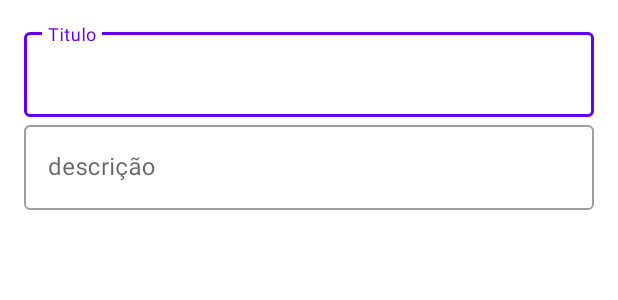
After one commit to wilberp/kotlin, an Android app: the layout note_detail.xml on its own in the app's theme, with its tools: preview values and no code run, on a phone screen of 412 x 824 dp. The commit adds this screen. Shown: the top 300 px of the screen. Run offline under Robolectric (Android 15) with nearby library versions, the phone set to English and light mode, and no system bars.

Commit message:
interagindo content provider

```diff
--- /dev/null
+++ b/androidStudio/ApplicationContentProvider/app/src/main/res/layout/note_detail.xml
@@ -0,0 +1,36 @@
+<?xml version="1.0" encoding="utf-8"?>
+<LinearLayout xmlns:android="http://schemas.android.com/apk/res/android"
+    android:orientation="vertical"
+    android:layout_width="match_parent"
+    android:layout_height="match_parent"
+    android:padding="16dp">
+
+    <com.google.android.material.textfield.TextInputLayout
+        android:layout_width="match_parent"
+        android:layout_height="wrap_content"
+        style="@style/Widget.MaterialComponents.TextInputLayout.OutlinedBox">
+
+        <EditText
+            android:id="@+id/note_edt_title"
+            android:layout_width="match_parent"
+            android:layout_height="wrap_content"
+            android:hint="@string/note_title_hint"/>
+
+    </com.google.android.material.textfield.TextInputLayout>
+
+    <com.google.android.material.textfield.TextInputLayout
+        android:layout_width="match_parent"
+        android:layout_height="wrap_content"
+        style="@style/Widget.MaterialComponents.TextInputLayout.OutlinedBox">
+
+        <EditText
+            android:id="@+id/note_edt_description"
+            android:layout_width="match_parent"
+            android:layout_height="wrap_content"
+            android:hint="@string/note_description_hint"/>
+
+
+
+    </com.google.android.material.textfield.TextInputLayout>
+
+</LinearLayout>
--- a/androidStudio/ApplicationContentProvider/app/src/main/res/values/strings.xml
+++ b/androidStudio/ApplicationContentProvider/app/src/main/res/values/strings.xml
@@ -1,3 +1,6 @@
 <resources>
     <string name="app_name">ApplicationContentProvider</string>
+    <string name="note_text_remove">REMOVER</string>
+    <string name="note_title_hint">Titulo</string>
+    <string name="note_description_hint">descrição</string>
 </resources>
```
Also changed, not shown: androidStudio/ApplicationContentProvider/app/src/main/java/br/com/wilber/applicationcontentprovider/MainActivity.kt (+60 -1 lines), androidStudio/ApplicationContentProvider/app/src/main/java/br/com/wilber/applicationcontentprovider/NoteClickedListener.kt (added, +9 -0 lines), androidStudio/ApplicationContentProvider/app/src/main/java/br/com/wilber/applicationcontentprovider/NotesAdapter.kt (added, +47 -0 lines), androidStudio/ApplicationContentProvider/app/src/main/java/br/com/wilber/applicationcontentprovider/NotesDetailFragment.kt (added, +73 -0 lines), androidStudio/ApplicationContentProvider/app/src/main/res/layout/activity_main.xml (+14 -8 lines), androidStudio/ApplicationContentProvider/app/src/main/res/layout/note_item.xml (added, +47 -0 lines).
